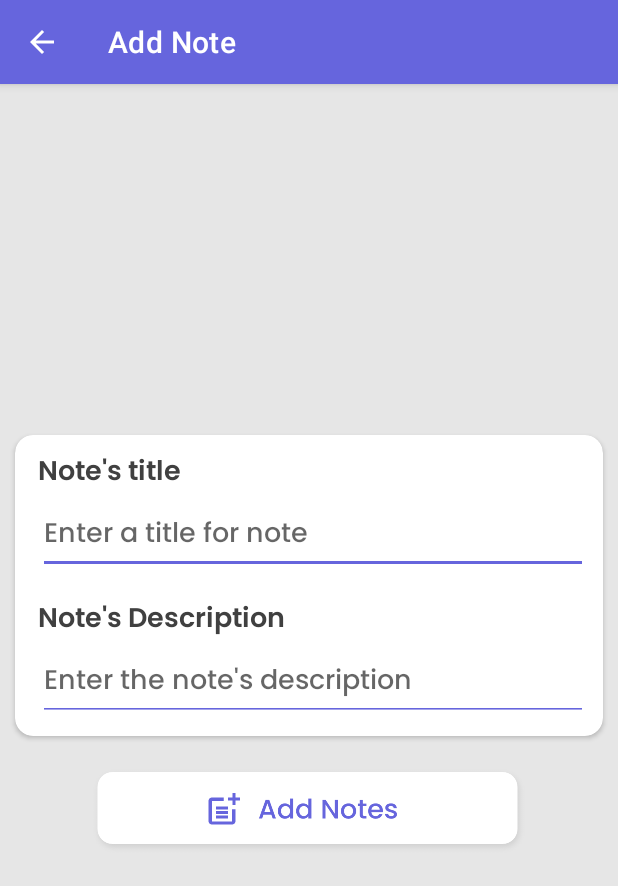
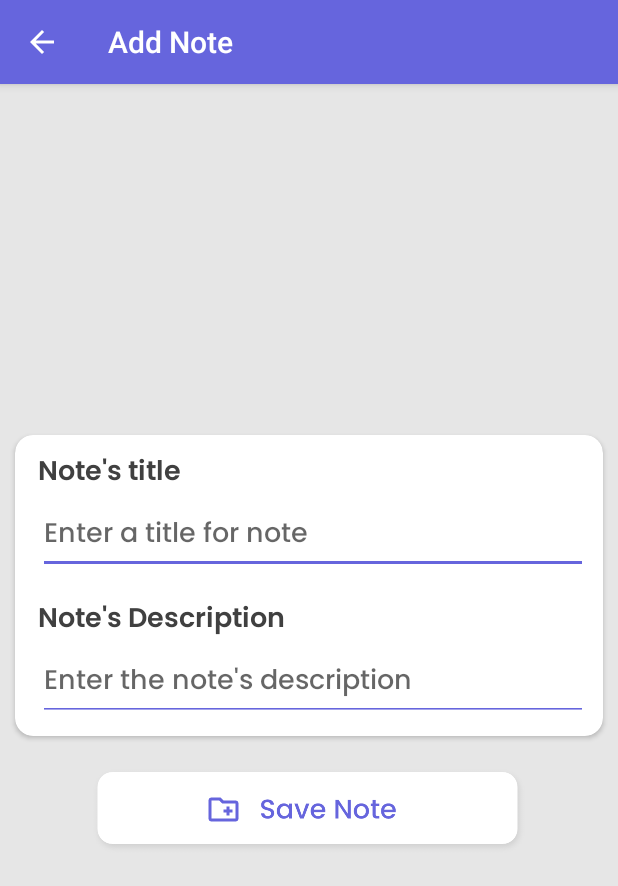
Before and after one commit to MusheerJ/NotesApp, an Android app: the AddNoteActivity screen opened directly, with no data from a screen before it, on a phone screen of 412 x 824 dp. Shown: the top 886 px of the screen. Run offline under Robolectric (Android 15) with nearby library versions, the phone set to English and light mode, and no system bars; our stand-ins replace Firebase (no records; nobody signed in at launch, a user with empty details on screens opened directly).

Commit message:
version 0.0

```diff
--- a/app/src/main/res/layout/activity_add_note.xml
+++ b/app/src/main/res/layout/activity_add_note.xml
@@ -89,10 +89,11 @@
         android:layout_width="match_parent"
         android:layout_height="60dp"
         android:layout_marginTop="20dp"
+
         app:layout_constraintEnd_toEndOf="parent"
         app:layout_constraintHorizontal_bias="0.0"
         app:layout_constraintStart_toStartOf="parent"
         app:layout_constraintTop_toBottomOf="@+id/cardView3"
-        app:srcCompat="@drawable/addnotes" />
+        app:srcCompat="@drawable/savenote_btn" />
 
 </androidx.constraintlayout.widget.ConstraintLayout>
--- a/app/src/main/res/values-night/themes.xml
+++ b/app/src/main/res/values-night/themes.xml
@@ -1,10 +1,10 @@
 <resources xmlns:tools="http://schemas.android.com/tools">
     <!-- Base application theme. -->
-    <style name="Theme.NotesAppProto" parent="Theme.MaterialComponents.DayNight.DarkActionBar">
+    <style name="Theme.NotesAppProto" parent="Theme.AppCompat.Light.DarkActionBar">
         <!-- Primary brand color. -->
-        <item name="colorPrimary">@color/purple_200</item>
-        <item name="colorPrimaryVariant">@color/purple_700</item>
-        <item name="colorOnPrimary">@color/black</item>
+        <item name="colorPrimary">@color/tool_bar</item>
+        <item name="colorPrimaryVariant">@color/top_bar</item>
+        <item name="colorOnPrimary">@color/white</item>
         <!-- Secondary brand color. -->
         <item name="colorSecondary">@color/teal_200</item>
         <item name="colorSecondaryVariant">@color/teal_200</item>
--- a/app/src/main/res/values/themes.xml
+++ b/app/src/main/res/values/themes.xml
@@ -1,6 +1,6 @@
 <resources xmlns:tools="http://schemas.android.com/tools">
     <!-- Base application theme. -->
-    <style name="Theme.NotesAppProto" parent="Theme.MaterialComponents.DayNight.DarkActionBar">
+    <style name="Theme.NotesAppProto" parent="Theme.AppCompat.Light.DarkActionBar">
         <!-- Primary brand color. -->
         <item name="colorPrimary">@color/tool_bar</item>
         <item name="colorPrimaryVariant">@color/top_bar</item>
```
Also changed, not shown: app/src/main/res/drawable/savenote_btn.png (added).
